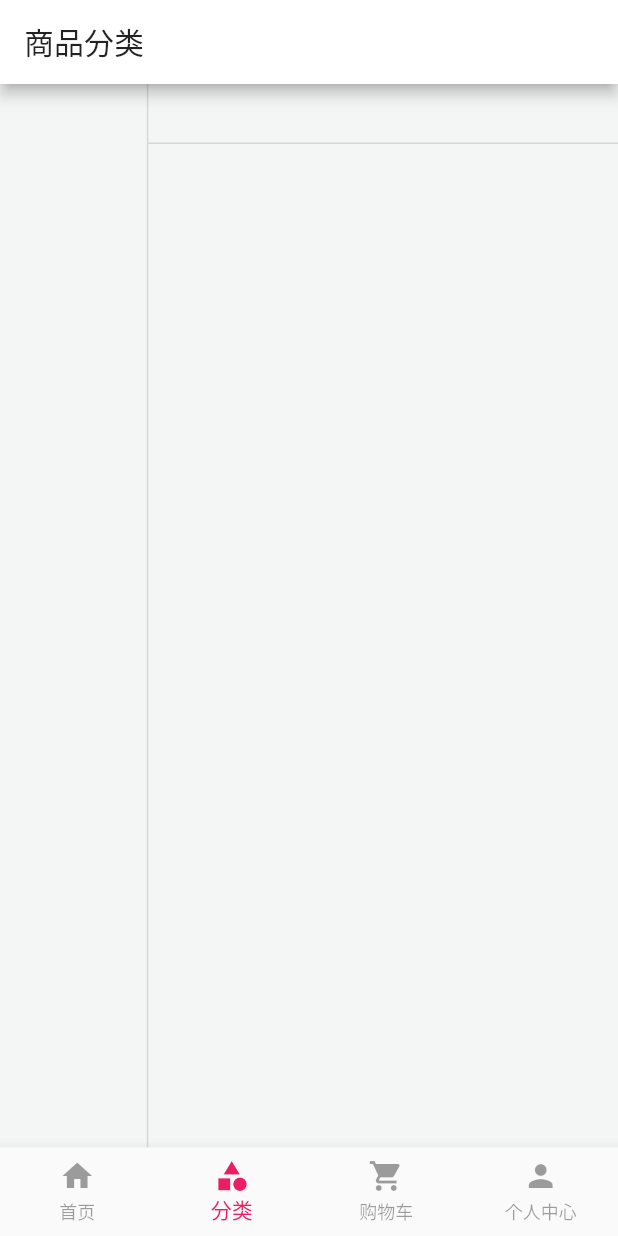
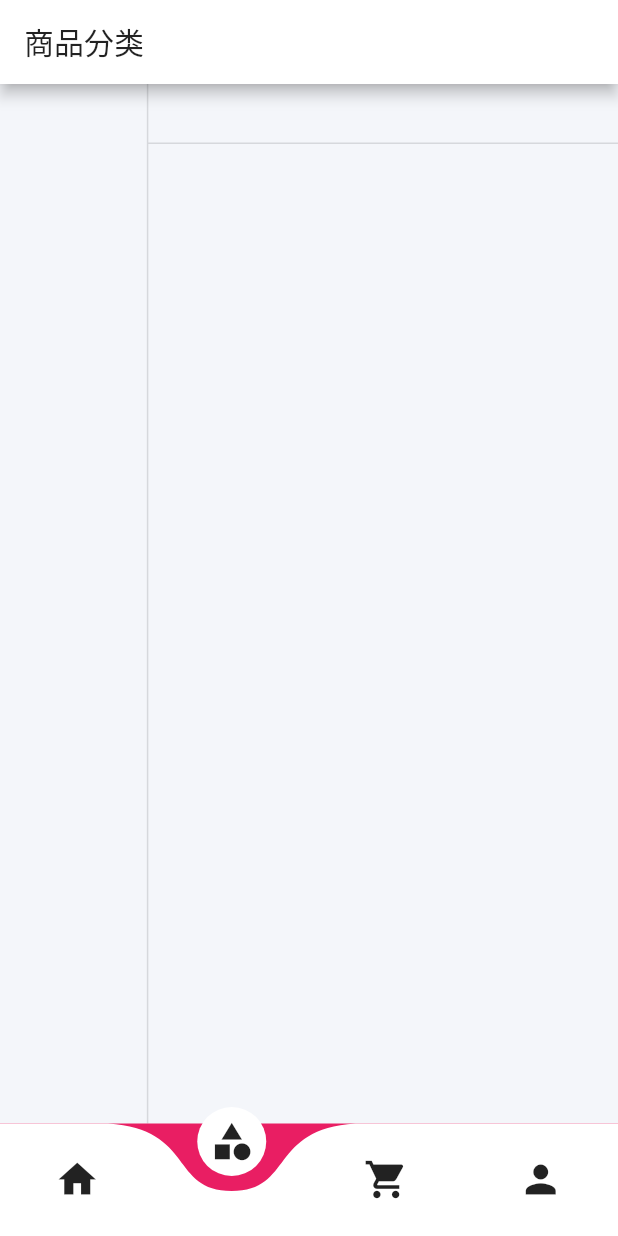
Before and after one commit to haolizi/electricity_flutter, a Flutter app: the screen it shows after launch, item 2 of the bottom bar chosen, on a phone screen of 412 x 824 dp. Run offline on Flutter 3.47's test engine with Material 2 defaults, Android fonts, the light colour scheme and no system bars; drawn by our look-alikes of curved_navigation_bar; our stand-ins replace dio, fluro, flutter_easyrefresh, flutter_html, flutter_screenutil, flutter_spinkit and 4 more; missing offline and left inert: dart:ffi; statements that could not run were skipped.

Commit message:
change ui

```diff
--- a/lib/config/color.dart
+++ b/lib/config/color.dart
@@ -4,6 +4,6 @@ import 'dart:ui';
 import 'package:flutter/material.dart';
 
 class KColor {
-  static const Color themeColor = Colors.pink;   // 主题色
-  static const Color bgColor    = Color.fromRGBO(238, 238, 239, 1.0); //背景色
+  static const Color themeColor = Colors.pink; // 主题色
+  static const Color bgColor = Color.fromRGBO(244, 246, 250, 1.0); //背景色
 }
--- a/lib/pages/catagory/views/left_list_widget.dart
+++ b/lib/pages/catagory/views/left_list_widget.dart
@@ -4,6 +4,7 @@
  */
 
 import 'package:flutter/material.dart';
+import 'package:flutter_01/config/color.dart';
 import 'package:provider/provider.dart';
 import 'package:flutter_screenutil/flutter_screenutil.dart';
 import '../../../config/request/service_method.dart';
@@ -62,7 +63,7 @@ class _LeftCategoryListWidgetState extends State<LeftCategoryListWidget> {
       child: Container(
         height: ScreenUtil().setHeight(100),
         decoration: BoxDecoration(
-            color: isClick ? Color.fromRGBO(236, 236, 236, 1.0) : Colors.white,
+            color: isClick ? KColor.bgColor : Colors.white,
             border:
                 Border(bottom: BorderSide(width: 1, color: Colors.black12))),
         child: Center(
--- a/lib/pages/home/views/detail_tabbar_widget.dart
+++ b/lib/pages/home/views/detail_tabbar_widget.dart
@@ -17,7 +17,7 @@ class DetailTabbarWidget extends StatelessWidget {
       var isLeft = infoProvide.isSelectLeft;
       var isRight = infoProvide.isSelectRight;
       return Container(
-        color: Color.fromRGBO(250, 250, 250, 1.0),
+        color: Color.fromRGBO(244, 246, 250, 1.0),
         padding: EdgeInsets.only(top: 10),
         child: Row(
           children: <Widget>[
--- a/lib/pages/order/views/order_bottom_widget.dart
+++ b/lib/pages/order/views/order_bottom_widget.dart
@@ -20,7 +20,7 @@ class BottomWidget extends StatelessWidget {
       padding: EdgeInsets.fromLTRB(10, 0, 10, 0),
       width: ScreenUtil().setWidth(750),
       height: ScreenUtil().setHeight(100),
-      color: Colors.grey[200],
+      color: KColor.bgColor,
       child: Stack(
         children: <Widget>[
           Align(
--- a/lib/pages/order/views/order_distribution_type_widget.dart
+++ b/lib/pages/order/views/order_distribution_type_widget.dart
@@ -3,6 +3,7 @@
  * 配送类型
  */
 import 'package:flutter/material.dart';
+import 'package:flutter_01/config/color.dart';
 
 class DistribTypeWidget extends StatelessWidget {
   const DistribTypeWidget({Key key}) : super(key: key);
@@ -10,16 +11,13 @@ class DistribTypeWidget extends StatelessWidget {
   @override
   Widget build(BuildContext context) {
     return Container(
-      color: Colors.grey[200],
+      color: KColor.bgColor,
       padding: EdgeInsets.all(15),
       child: Row(
         children: <Widget>[
           Text(
             '配送类型：',
-            style: TextStyle(
-              color: Colors.black45,
-              fontSize: 14
-            ),
+            style: TextStyle(color: Colors.black45, fontSize: 14),
           ),
 
           // 标签
@@ -32,16 +30,11 @@ class DistribTypeWidget extends StatelessWidget {
             ),
             child: Text(
               '配送到家',
-              style: TextStyle(
-                color: Colors.green,
-                fontSize: 15
-              ),
+              style: TextStyle(color: Colors.green, fontSize: 15),
             ),
           ),
         ],
       ),
     );
   }
-
-
 }
--- a/lib/pages/order/views/order_remark_widget.dart
+++ b/lib/pages/order/views/order_remark_widget.dart
@@ -3,7 +3,7 @@
  * 备注
  */
 import 'package:flutter/material.dart';
-import 'package:flutter_screenutil/screenutil.dart';
+import 'package:flutter_01/config/color.dart';
 
 class RemarkWidget extends StatelessWidget {
   const RemarkWidget({Key key}) : super(key: key);
@@ -11,7 +11,7 @@ class RemarkWidget extends StatelessWidget {
   @override
   Widget build(BuildContext context) {
     return Container(
-      color: Colors.grey[200],
+      color: KColor.bgColor,
       padding: EdgeInsets.fromLTRB(10, 5, 5, 5),
       child: Row(
         children: <Widget>[
--- a/lib/pages/tabs.dart
+++ b/lib/pages/tabs.dart
@@ -8,15 +8,16 @@ import 'package:flutter_screenutil/flutter_screenutil.dart';
 import '../config/color.dart';
 import 'package:provider/provider.dart';
 import '../config/routers/tab_index_provider.dart';
+import 'package:curved_navigation_bar/curved_navigation_bar.dart';
 
 class Tabs extends StatelessWidget {
-  final List<BottomNavigationBarItem> bottomTabs = [
-    BottomNavigationBarItem(icon: Icon(Icons.home), title: Text('首页')),
-    BottomNavigationBarItem(icon: Icon(Icons.category), title: Text('分类')),
-    BottomNavigationBarItem(
-        icon: Icon(Icons.shopping_cart), title: Text('购物车')),
-    BottomNavigationBarItem(icon: Icon(Icons.person), title: Text('个人中心')),
+  final List<Widget> bottomTabs = [
+    Icon(Icons.home, size: 30),
+    Icon(Icons.category, size: 30),
+    Icon(Icons.shopping_cart, size: 30),
+    Icon(Icons.person, size: 30),
   ];
+
   final List<String> _titleList = ['某知名电商', '商品分类', '购物车', '我的'];
   final List<Widget> tabBodies = [
     HomePage(),
@@ -50,12 +51,11 @@ class Tabs extends StatelessWidget {
             : AppBar(
                 title: Text(_titleList[currentIndex]),
               ),
-        backgroundColor: Color.fromRGBO(244, 245, 245, 1.0),
-        bottomNavigationBar: BottomNavigationBar(
-          fixedColor: KColor.themeColor,
-          unselectedItemColor: Colors.black38,
-          type: BottomNavigationBarType.fixed,
-          currentIndex: currentIndex,
+        backgroundColor: KColor.bgColor,
+        bottomNavigationBar: CurvedNavigationBar(
+          index: currentIndex,
+          backgroundColor: KColor.themeColor,
+          animationDuration: Duration(milliseconds: 300),
           items: bottomTabs,
           onTap: (index) {
             Provider.of<CurrentIndexProvider>(context, listen: false)
--- a/pubspec.yaml
+++ b/pubspec.yaml
@@ -35,7 +35,7 @@ dependencies:
   flutter_html: ^1.0.0
   shared_preferences: ^0.5.7+3
   toast: ^0.1.5
-  add_cart_parabola: ^0.0.6
+  curved_navigation_bar: ^0.3.3
 
 dev_dependencies:
   flutter_test:
```
Also changed, not shown: images/screen1.png, images/screen10.jpg (deleted), images/screen10.png (added), images/screen4.png, images/screen5.png, pubspec.lock, 2 other files.
